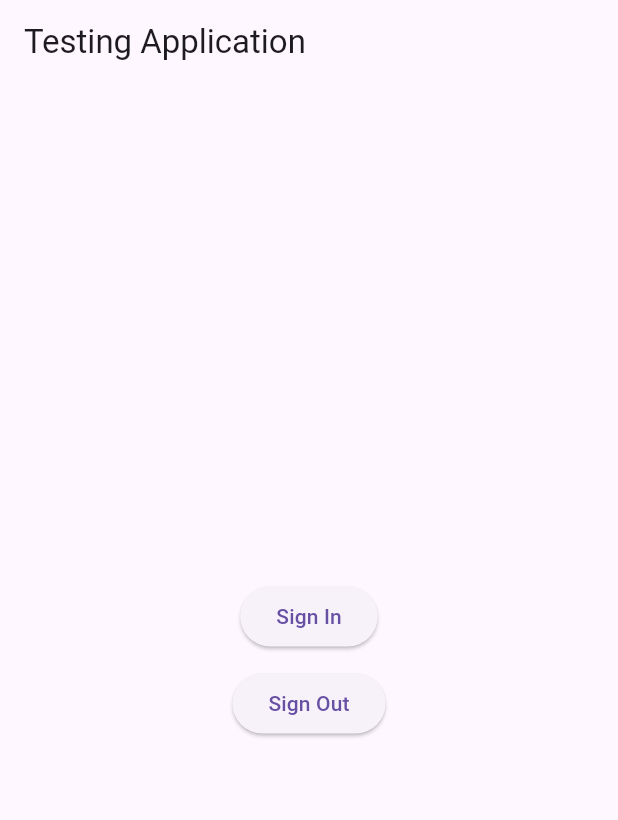
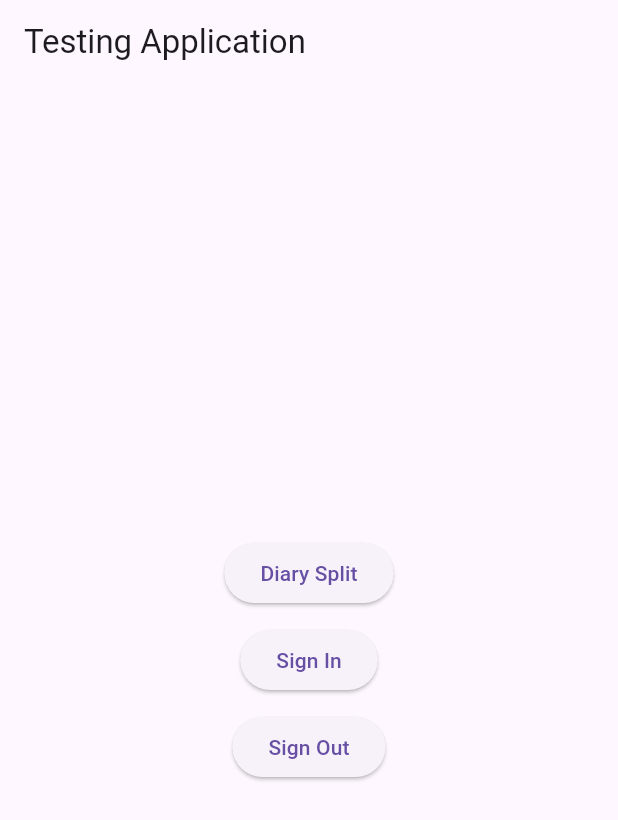
Before and after one commit to AoEiuV020/DiaryUploader, a Flutter app: the screen it shows after launch, after a tap on "Sign In", on a phone screen of 412 x 824 dp. Shown: the top 820 px of the screen. Run offline on Flutter 3.47's test engine with Material 3 defaults, Android fonts, the phone set to English and light mode, and no system bars; our stand-ins replace flutter_dotenv, get, google_sign_in, googleapis_auth, plugin_platform_interface, shared_preferences and 1 more; missing offline and left inert: extension_google_sign_in_as_googleapis_auth, googleapis, shelf_router.

Commit message:
添加页面输入文本

```diff
--- a/apps/diaryuploader/lib/app/controllers/secrets_controller.dart
+++ b/apps/diaryuploader/lib/app/controllers/secrets_controller.dart
@@ -30,18 +30,6 @@ class SecretsController extends GetxController {
     return SecretsController(clientId, clientSecret);
   }
 
-  @override
-  void onInit() {
-    super.onInit();
-  }
 
-  @override
-  void onReady() {
-    super.onReady();
-  }
 
-  @override
-  void onClose() {
-    super.onClose();
-  }
 }
--- a/apps/diaryuploader/lib/app/modules/home/controllers/home_controller.dart
+++ b/apps/diaryuploader/lib/app/modules/home/controllers/home_controller.dart
@@ -18,15 +18,7 @@ class HomeController extends GetxController {
     );
   }
 
-  @override
-  void onReady() {
-    super.onReady();
-  }
 
-  @override
-  void onClose() {
-    super.onClose();
-  }
 
   Future<GoogleSignInCredentials?> signIn() =>
       _googleSignIn.signIn();
--- a/apps/diaryuploader/lib/app/modules/home/views/home_view.dart
+++ b/apps/diaryuploader/lib/app/modules/home/views/home_view.dart
@@ -7,7 +7,7 @@ import '../../../controllers/secrets_controller.dart';
 import '../controllers/home_controller.dart';
 
 class HomeView extends GetView<HomeController> {
-  const HomeView({Key? key}) : super(key: key);
+  const HomeView({super.key});
   @override
   Widget build(BuildContext context) {
     return Scaffold(
@@ -16,6 +16,13 @@ class HomeView extends GetView<HomeController> {
         child: Column(
           children: [
             const Spacer(),
+            ElevatedButton(
+              onPressed: () async {
+                Get.toNamed(Routes.DIARY_SPLIT);
+              },
+              child: const Text('Diary Split'),
+            ),
+            const SizedBox(height: 10),
             ElevatedButton(
               onPressed: () async {
                 final creds = await controller.signIn();
--- a/apps/diaryuploader/lib/app/routes/app_pages.dart
+++ b/apps/diaryuploader/lib/app/routes/app_pages.dart
@@ -2,6 +2,8 @@ import 'package:get/get.dart';
 
 import '../modules/CalendarList/bindings/calendar_list_binding.dart';
 import '../modules/CalendarList/views/calendar_list_view.dart';
+import '../modules/DiarySplit/bindings/diary_split_binding.dart';
+import '../modules/DiarySplit/views/diary_split_view.dart';
 import '../modules/home/bindings/home_binding.dart';
 import '../modules/home/views/home_view.dart';
 
@@ -23,5 +25,10 @@ class AppPages {
       page: () => const CalendarListView(),
       binding: CalendarListBinding(),
     ),
+    GetPage(
+      name: _Paths.DIARY_SPLIT,
+      page: () => const DiarySplitView(),
+      binding: DiarySplitBinding(),
+    ),
   ];
 }
--- a/apps/diaryuploader/lib/app/routes/app_routes.dart
+++ b/apps/diaryuploader/lib/app/routes/app_routes.dart
@@ -5,10 +5,12 @@ abstract class Routes {
   Routes._();
   static const HOME = _Paths.HOME;
   static const CALENDAR_LIST = _Paths.CALENDAR_LIST;
+  static const DIARY_SPLIT = _Paths.DIARY_SPLIT;
 }
 
 abstract class _Paths {
   _Paths._();
   static const HOME = '/home';
   static const CALENDAR_LIST = '/calendar-list';
+  static const DIARY_SPLIT = '/diary-split';
 }
--- a/apps/diaryuploader/pubspec.yaml
+++ b/apps/diaryuploader/pubspec.yaml
@@ -7,6 +7,7 @@ environment:
 
 dependencies:
   cupertino_icons: ^1.0.6
+  diary_split:
   get: 4.6.6
   flutter:
     sdk: flutter
--- a/melos.yaml
+++ b/melos.yaml
@@ -20,6 +20,8 @@ scripts:
       ignore: '*example*'
   analyze:
     exec: dart analyze .
+  fix:
+    exec: dart fix --apply
   test:
     run: flutter test --no-pub --coverage
     exec:
--- a/packages/diary_split/example/diary_split_example.dart
+++ b/packages/diary_split/example/diary_split_example.dart
@@ -1,4 +1,3 @@
-import 'package:diary_split/diary_split.dart';
 
 void main() {
 }
--- a/packages/diary_split/lib/diary_split.dart
+++ b/packages/diary_split/lib/diary_split.dart
@@ -9,4 +9,6 @@ class Diary {
   final String content;
   final int start;
   final int end;
+
+  Diary(this.content, this.start, this.end);
 }
--- a/packages/google_sign_in_all_platforms_interface/lib/src/method_channel_google_sign_in_all_platforms.dart
+++ b/packages/google_sign_in_all_platforms_interface/lib/src/method_channel_google_sign_in_all_platforms.dart
@@ -1,7 +1,6 @@
 import 'package:flutter/foundation.dart' show visibleForTesting;
 import 'package:flutter/services.dart';
 import 'package:google_sign_in_all_platforms_interface/google_sign_in_all_platforms_interface.dart';
-import 'package:google_sign_in_all_platforms_interface/src/credentials.dart';
 import 'package:http/src/client.dart';
 
 /// An implementation of [GoogleSignInAllPlatformsInterface] that uses method channels.
```
Also changed, not shown: apps/diaryuploader/lib/app/modules/CalendarList/controllers/calendar_list_controller.dart (+0 -12 lines), apps/diaryuploader/lib/app/modules/CalendarList/views/calendar_list_view.dart (+4 -4 lines), apps/diaryuploader/lib/app/modules/DiarySplit/bindings/diary_split_binding.dart (added, +12 -0 lines), apps/diaryuploader/lib/app/modules/DiarySplit/controllers/diary_split_controller.dart (added, +16 -0 lines), apps/diaryuploader/lib/app/modules/DiarySplit/views/diary_split_view.dart (added, +88 -0 lines), 4 other files.
